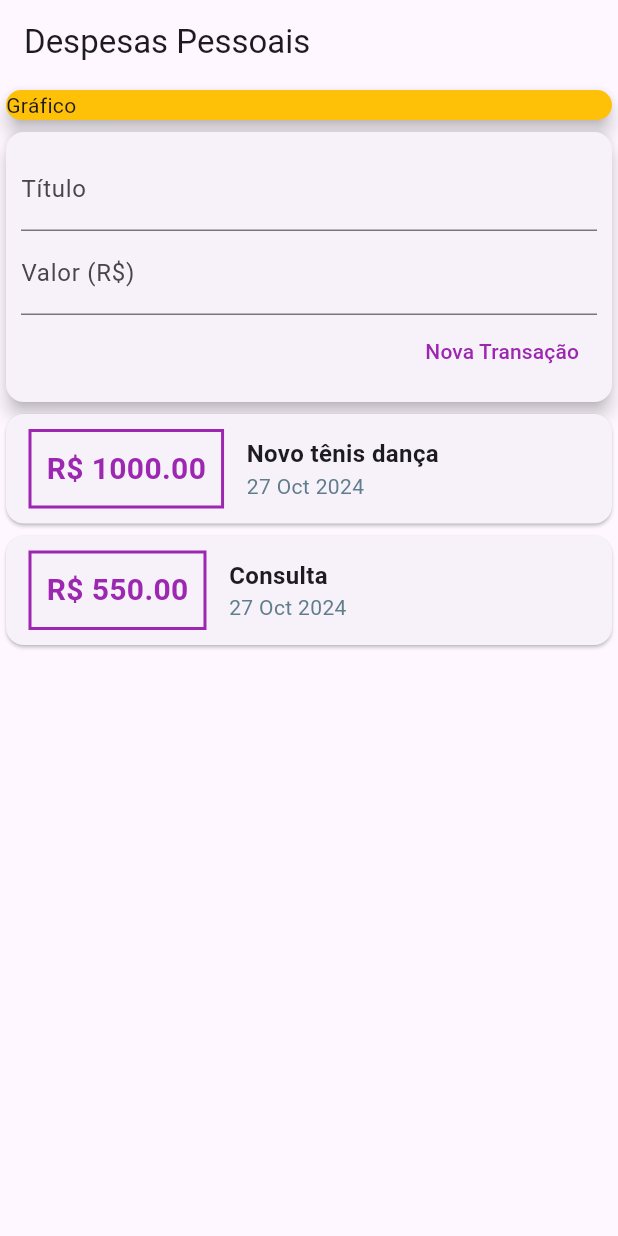
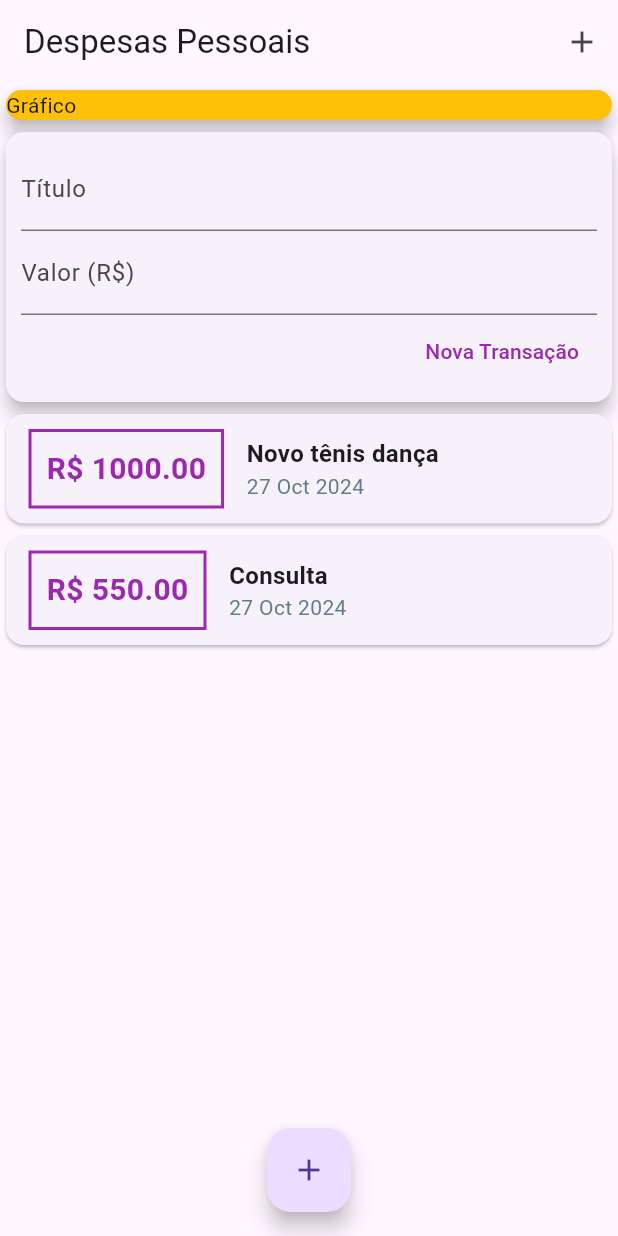
Before and after one commit to Moreira-Edu/expenses, a Flutter app: the screen it shows after launch, on a phone screen of 412 x 824 dp. Run offline on Flutter 3.47's test engine with Material 3 defaults, Android fonts, the phone set to English and light mode, and no system bars.

Commit message:
floatButton

```diff
--- a/lib/main.dart
+++ b/lib/main.dart
@@ -24,6 +24,9 @@ class MyHomePage extends StatelessWidget {
     return Scaffold(
       appBar: AppBar(
         title: const Text('Despesas Pessoais'),
+        actions: <Widget>[
+          IconButton(onPressed: () {}, icon: Icon(Icons.add)),
+        ],
       ),
       body: SingleChildScrollView(
         child: Column(
@@ -38,6 +41,11 @@ class MyHomePage extends StatelessWidget {
           ],
         ),
       ),
+      floatingActionButton: FloatingActionButton(
+        onPressed: () {},
+        child: Icon(Icons.add),
+      ),
+      floatingActionButtonLocation: FloatingActionButtonLocation.centerFloat,
     );
   }
 }
```
Also changed, not shown: lib/components/TransactionsForm.dart (+17 -9 lines).
